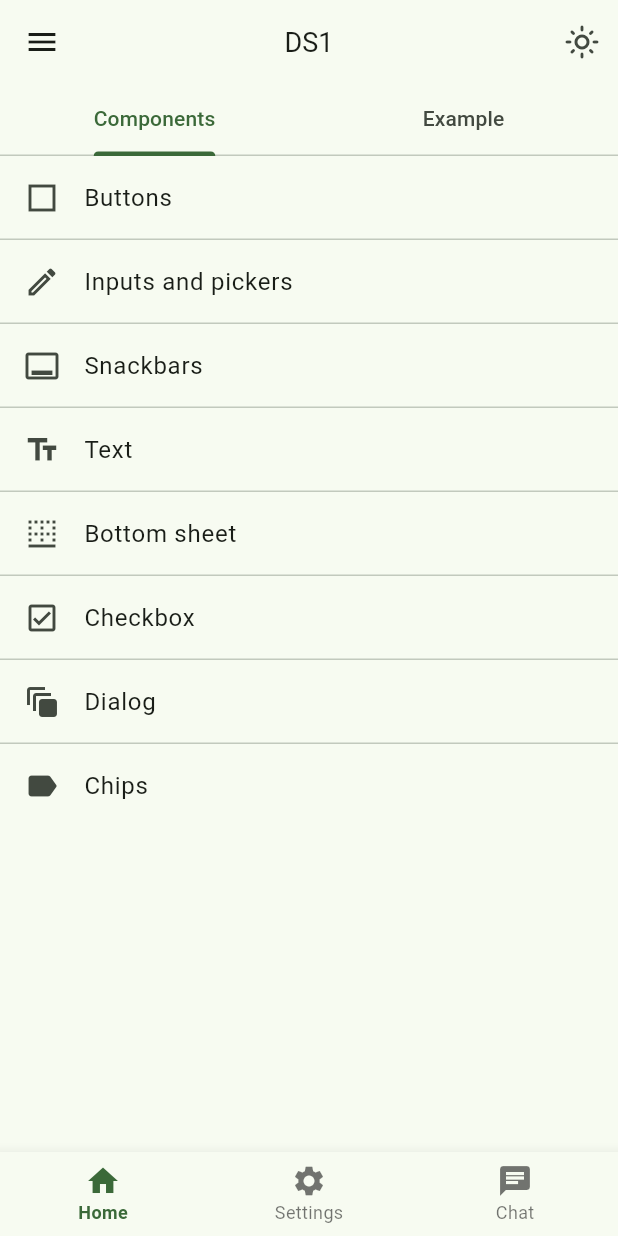
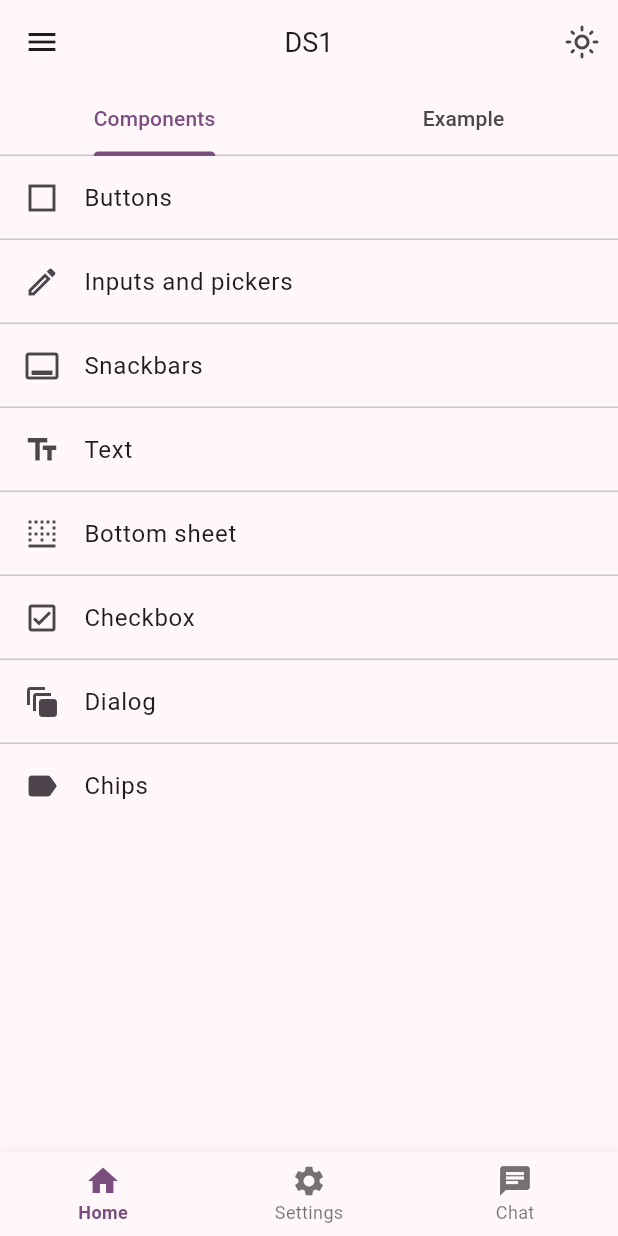
Before and after one commit to C4co/flutter_ds1, a Flutter app: the screen it shows after launch, on a phone screen of 412 x 824 dp. Run offline on Flutter 3.47's test engine with Material 2 defaults, Android fonts, the light colour scheme and no system bars; our stand-ins replace go_router.

Commit message:
set main color

```diff
--- a/lib/app.dart
+++ b/lib/app.dart
@@ -22,7 +22,7 @@ class _AppState extends State<App> {
           theme: ds1Theme(
             context: context,
             dark: value,
-            color: Colors.green,
+            color: Colors.purple,
           ),
           debugShowCheckedModeBanner: false,
           routerConfig: router,
```
